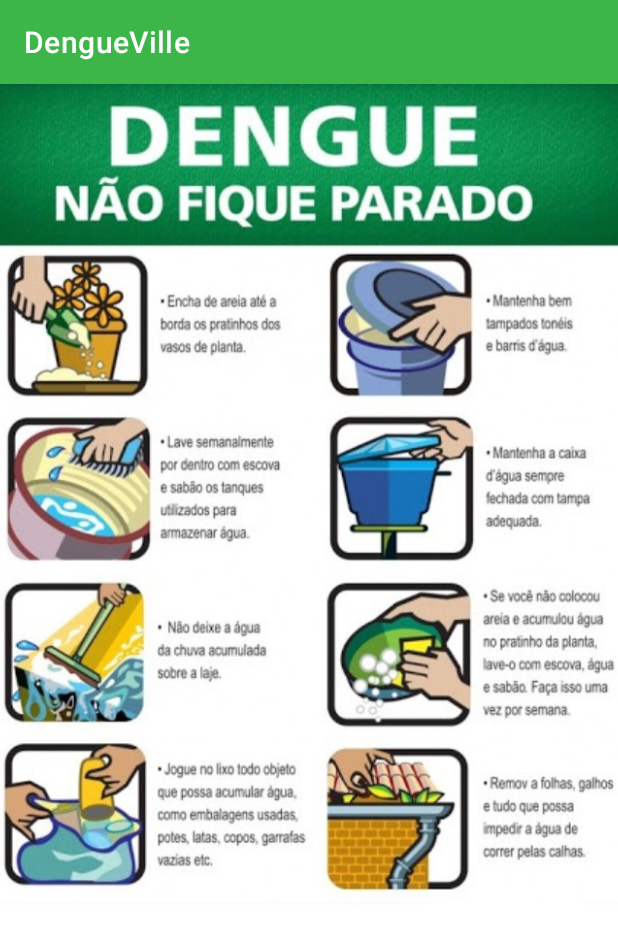
After one commit to gabrielcaixeta/dengueville, an Android app: the CareActivity screen opened directly, with no data from a screen before it, on a phone screen of 412 x 824 dp. The commit adds this screen. Shown: the top 933 px of the screen. Run offline under Robolectric (Android 15) with nearby library versions, the phone set to English and light mode, and no system bars.

Commit message:
create screen care

```diff
--- a/app/src/main/AndroidManifest.xml
+++ b/app/src/main/AndroidManifest.xml
@@ -9,6 +9,7 @@
         android:roundIcon="@mipmap/ic_launcher_round"
         android:supportsRtl="true"
         android:theme="@style/Theme.DengueVille">
+        <activity android:name=".CareActivity"></activity>
         <activity android:name=".SplashScreenActivity">
             <intent-filter>
                 <action android:name="android.intent.action.MAIN" />
@@ -16,7 +17,8 @@
                 <category android:name="android.intent.category.LAUNCHER" />
             </intent-filter>
         </activity>
-        <activity android:name=".MainActivity"></activity>
+        <activity android:name=".MainActivity" />
+
         <meta-data
             android:name="preloaded_fonts"
             android:resource="@array/preloaded_fonts" />
--- /dev/null
+++ b/app/src/main/java/br/com/dengueville/CareActivity.java
@@ -0,0 +1,15 @@
+package br.com.dengueville;
+
+import androidx.appcompat.app.AppCompatActivity;
+
+import android.content.Intent;
+import android.os.Bundle;
+
+public class CareActivity extends AppCompatActivity {
+
+    @Override
+    protected void onCreate(Bundle savedInstanceState) {
+        super.onCreate(savedInstanceState);
+        setContentView(R.layout.activity_care);
+    }
+}
--- a/app/src/main/java/br/com/dengueville/MainActivity.java
+++ b/app/src/main/java/br/com/dengueville/MainActivity.java
@@ -20,4 +20,8 @@ public class MainActivity extends AppCompatActivity {
         intencao.setData(Uri.parse(numeroTelefone));
         startActivity(intencao);
     }
+    public void openCare (View view) {
+        Intent intent = new Intent(this, CareActivity.class);
+        startActivity(intent);
+    }
 }
--- /dev/null
+++ b/app/src/main/res/layout/activity_care.xml
@@ -0,0 +1,17 @@
+<?xml version="1.0" encoding="utf-8"?>
+<androidx.constraintlayout.widget.ConstraintLayout xmlns:android="http://schemas.android.com/apk/res/android"
+    xmlns:app="http://schemas.android.com/apk/res-auto"
+    xmlns:tools="http://schemas.android.com/tools"
+    android:layout_width="match_parent"
+    android:layout_height="match_parent"
+    tools:context=".CareActivity">
+
+    <ImageView
+        android:id="@+id/imageView"
+        android:layout_width="415dp"
+        android:layout_height="549dp"
+        app:layout_constraintEnd_toEndOf="parent"
+        app:layout_constraintStart_toStartOf="parent"
+        app:srcCompat="@drawable/campanha_dengue"
+        tools:layout_editor_absoluteY="41dp" />
+</androidx.constraintlayout.widget.ConstraintLayout>
--- a/app/src/main/res/layout/activity_main.xml
+++ b/app/src/main/res/layout/activity_main.xml
@@ -44,6 +44,7 @@
         android:layout_marginTop="70dp"
         android:layout_marginEnd="32dp"
         android:drawableRight="@drawable/icon_mosquito"
+        android:onClick="openCare"
         android:text="@string/button_cuidados"
         android:textColor="#000000"
         android:textSize="15sp"
--- a/build.gradle
+++ b/build.gradle
@@ -5,7 +5,7 @@ buildscript {
         jcenter()
     }
     dependencies {
-        classpath "com.android.tools.build:gradle:4.1.3"
+        classpath 'com.android.tools.build:gradle:4.2.1'
 
         // NOTE: Do not place your application dependencies here; they belong
         // in the individual module build.gradle files
```
Also changed, not shown: app/src/main/res/drawable/campanha_dengue.jpg (added), gradle/wrapper/gradle-wrapper.properties.
